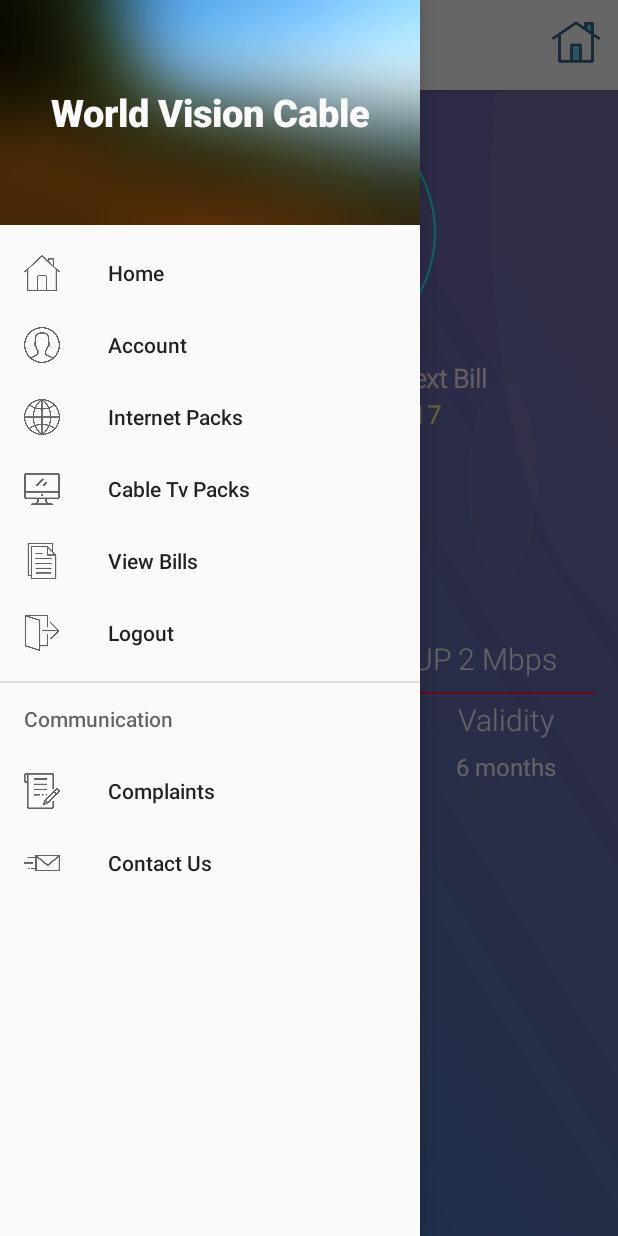
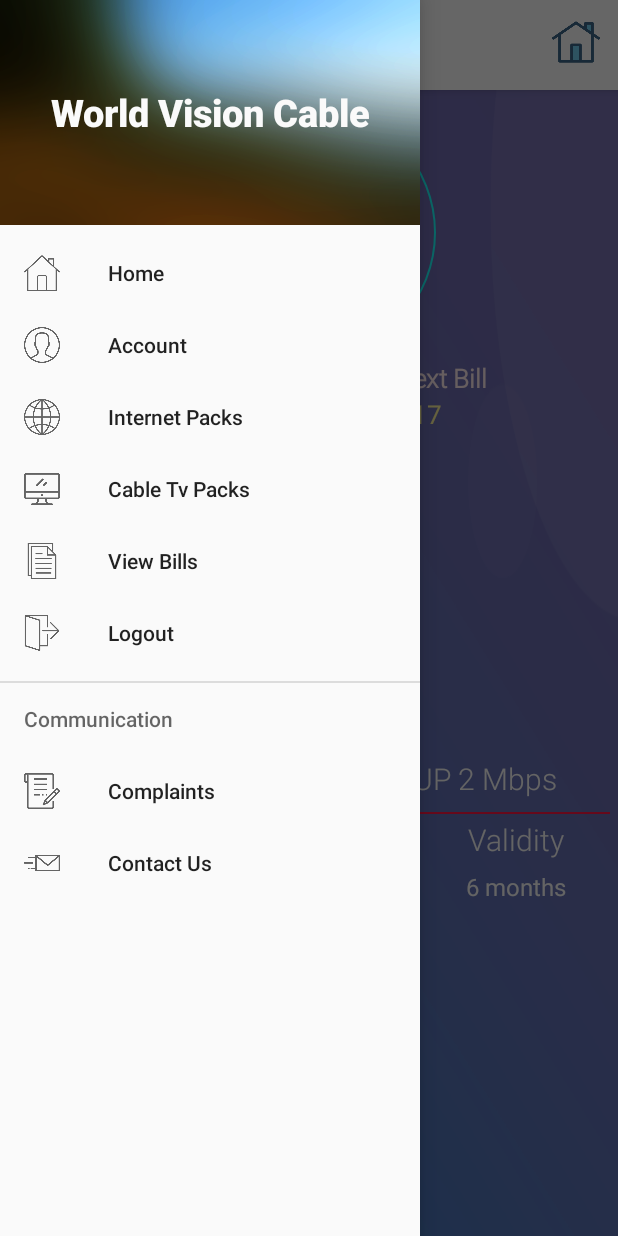
Before and after one commit to Axxxtosh/temp_w, an Android app: the ActiveCableFragment screen opened directly, with no data from a screen before it, with the side drawer open, on a phone screen of 412 x 824 dp. Run offline under Robolectric (Android 15) with nearby library versions, the phone set to English and light mode, and no system bars; our stand-ins replace Picasso; libraries missing offline, so code that uses them is left out: com.hookedonplay.decoviewlib, dmax.dialog; plain views replace DecoView; network calls fail; pictures from the network do not load; 34 statements that could not run were skipped.

Commit message:
layout optimization 1.3

```diff
--- a/app/src/main/res/layout/activity_main_verticle.xml
+++ b/app/src/main/res/layout/activity_main_verticle.xml
@@ -79,7 +79,7 @@
                         <TextView
                             android:layout_width="match_parent"
                             android:layout_height="wrap_content"
-                            android:textSize="@dimen/main_internet"
+                            android:textSize="@dimen/main_button_text"
                             android:fontFamily="@font/roboto_light"
                             android:text="Internet Packs"
                             android:textColor="#292E49"
--- a/app/src/main/res/layout/fragment_active_broadband.xml
+++ b/app/src/main/res/layout/fragment_active_broadband.xml
@@ -8,6 +8,7 @@
 
     <!-- 1.Usage ring-->
     <LinearLayout
+        android:id="@+id/dataLayout"
         android:layout_width="match_parent"
         android:layout_height="match_parent"
         android:layout_marginBottom="1dp"
@@ -44,7 +45,7 @@
 
                     <LinearLayout
 
-                        android:id="@+id/dataLayout"
+
                         android:layout_width="match_parent"
                         android:layout_height="match_parent"
                         android:gravity="center"
@@ -60,7 +61,7 @@
                             android:minLines="2"
                             android:text="31 Days"
                             android:textColor="#ff1744"
-                            android:textSize="30dp"
+                            android:textSize="30sp"
                             android:textStyle="bold" />
 
 
--- a/app/src/main/res/layout/fragment_new.xml
+++ b/app/src/main/res/layout/fragment_new.xml
@@ -3,13 +3,16 @@
     xmlns:tools="http://schemas.android.com/tools"
     android:background="@drawable/bg"
     android:orientation="vertical"
+    android:weightSum="15.2"
     xmlns:android="http://schemas.android.com/apk/res/android">
 
     <!-- 1.Usage ring-->
     <LinearLayout
+        android:id="@+id/dataLayout"
         android:layout_width="match_parent"
-            android:layout_height="wrap_content"
+        android:layout_height="match_parent"
         android:layout_marginBottom="1dp"
+        android:layout_weight="3"
         android:layout_marginLeft="10dp"
         android:layout_marginRight="10dp"
         android:layout_marginTop="10dp"
@@ -42,7 +45,7 @@
 
                     <LinearLayout
 
-                            android:id="@+id/dataLayout"
+
                         android:layout_width="match_parent"
                         android:layout_height="match_parent"
                         android:gravity="center"
@@ -58,7 +61,7 @@
                             android:minLines="2"
                             android:text="31 Days"
                             android:textColor="#ff1744"
-                                android:textSize="30dp"
+                            android:textSize="30sp"
                             android:textStyle="bold" />
 
 
@@ -67,32 +70,6 @@
                 </FrameLayout>
 
 
-                    <!-- <TextView
-                         android:layout_width="match_parent"
-                         android:layout_height="wrap_content"
-                         android:text="Data"
-
-                         android:textSize="20dp"
-                         android:layout_marginTop="20dp"
-                         android:gravity="center"/>
-
-                     <TextView
-                         android:layout_width="match_parent"
-                         android:layout_height="wrap_content"
-                         android:text="6.25"
-                         android:textColor="@color/dark_red"
-                         android:textSize="35dp"
-
-
-                         android:gravity="center"/>
-
-                     <TextView
-                         android:layout_width="match_parent"
-                         android:layout_height="wrap_content"
-                         android:text="of 20GB left"
-
-                         android:textSize="17dp"
-                         android:gravity="center"/>-->
             </LinearLayout>
 
 
@@ -128,14 +105,15 @@
     <!--3.Button Renew-->
     <LinearLayout
         android:layout_width="match_parent"
-            android:layout_height="wrap_content"
-            android:layout_marginTop="20dp"
+        android:layout_height="match_parent"
+
+        android:layout_weight="4.6"
         android:gravity="center">
 
         <Button
             android:id="@+id/renewBroadbandplan"
             android:layout_width="120dp"
-                    android:layout_height="match_parent"
+            android:layout_height="wrap_content"
             android:background="@drawable/btn_renew"
             android:fontFamily="@font/roboto_light"
             android:gravity="center"
@@ -149,9 +127,8 @@
     <!--2.Plan details-->
     <LinearLayout
         android:layout_width="match_parent"
-            android:layout_height="wrap_content"
-            android:layout_marginLeft="10dp"
-            android:layout_marginRight="10dp"
+        android:layout_height="match_parent"
+        android:layout_weight="3.3"
         android:layout_marginTop="20dp"
         android:orientation="vertical">
 
@@ -159,14 +136,18 @@
         <LinearLayout
             android:layout_width="match_parent"
             android:layout_height="wrap_content"
+
             android:orientation="vertical">
 
+
+            <!--android:background="#4CFF0000"-->
             <LinearLayout
                 android:layout_width="match_parent"
                 android:layout_height="wrap_content"
                 android:orientation="vertical">
 
                 <TextView
+
                     android:layout_width="match_parent"
                     android:layout_height="wrap_content"
                     android:layout_marginTop="8dp"
@@ -314,9 +295,11 @@
     <!--1.//change buton-->
     <LinearLayout
         android:layout_width="match_parent"
-            android:layout_height="wrap_content"
-            android:layout_marginTop="20dp"
+        android:layout_height="match_parent"
+
+        android:layout_weight="4.4"
         android:gravity="center">
+
         <Button
             android:id="@+id/recommendedPlans"
             android:layout_width="120dp"
@@ -324,7 +307,6 @@
             android:background="@drawable/btn_renew"
             android:fontFamily="@font/roboto_light"
             android:text="Change Plan"
-                android:textColorHighlight="@color/colorPrimaryDark"
             android:textColor="@color/white" />
     </LinearLayout>
 
```
Also changed, not shown: app/src/main/java/com/example/admin/worldvisioncable/ActiveBroadbandFragment.java (+6 -11 lines), app/src/main/java/com/example/admin/worldvisioncable/ActiveCableFragment.java (+5 -11 lines), app/src/main/res/values-large/dimens.xml (added, +24 -0 lines), app/src/main/res/values-small/dimens.xml (added, +24 -0 lines), app/src/main/res/values-xlarge/dimens.xml (added, +24 -0 lines). Lines whose indentation alone changed are shown as unchanged.
